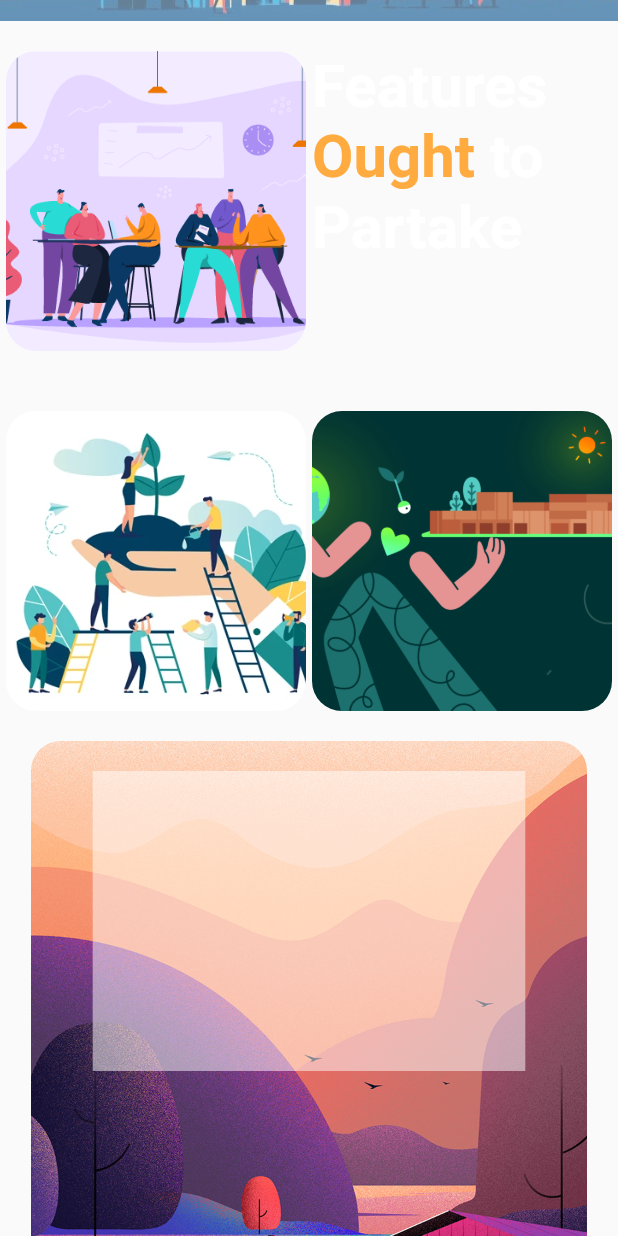
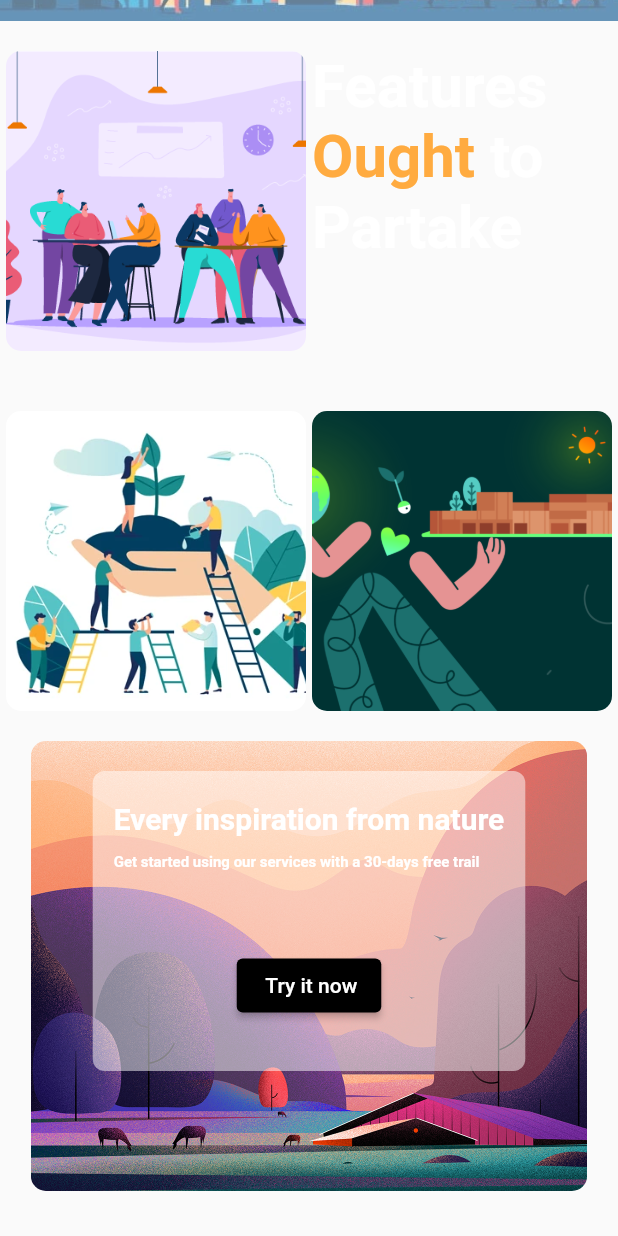
Before and after one commit to Netesh5/PrinceLab_Flutter, a Flutter app: the screen it shows after launch, scrolled down 576 dp, on a phone screen of 412 x 824 dp. Run offline on Flutter 3.47's test engine with Material 2 defaults, Android fonts, the phone set to English and light mode, and no system bars; our stand-ins replace youtube_player_iframe.

Commit message:
btn addition

```diff
--- a/paradox/lib/Screens/HomepageScreen/gridview.dart
+++ b/paradox/lib/Screens/HomepageScreen/gridview.dart
@@ -10,7 +10,7 @@ Widget gridViewImages(context) {
             height: 200,
             width: 200,
             decoration: BoxDecoration(
-                borderRadius: BorderRadius.circular(20),
+                borderRadius: BorderRadius.circular(10),
                 image: const DecorationImage(
                     image: AssetImage("Assets/work culture.png"),
                     fit: BoxFit.cover)),
@@ -39,7 +39,8 @@ Widget gridViewImages(context) {
                         style: TextStyle(
                             fontWeight: FontWeight.bold, fontSize: 40))
                   ]),
-              ))
+            ),
+          )
         ],
       ),
       SizedBox(
@@ -52,7 +53,7 @@ Widget gridViewImages(context) {
             height: 200,
             width: 200,
             decoration: BoxDecoration(
-                borderRadius: BorderRadius.circular(20),
+                borderRadius: BorderRadius.circular(10),
                 image: const DecorationImage(
                     image: AssetImage("Assets/1542298796.jpg"),
                     fit: BoxFit.cover)),
@@ -61,7 +62,7 @@ Widget gridViewImages(context) {
             height: 200,
             width: 200,
             decoration: BoxDecoration(
-                borderRadius: BorderRadius.circular(20),
+                borderRadius: BorderRadius.circular(10),
                 image: const DecorationImage(
                     image: AssetImage("Assets/earth.png"), fit: BoxFit.cover)),
           )
@@ -71,23 +72,59 @@ Widget gridViewImages(context) {
         height: 20,
       ),
       Container(
-        height: 400,
+        height: 300,
         width: MediaQuery.of(context).size.width * 0.9,
         child: Padding(
-          padding: const EdgeInsets.only(top: 20.0),
+          padding: EdgeInsets.only(top: 20.0),
           child: Stack(
             alignment: Alignment.topCenter,
             children: [
               Container(
                 height: 200,
                 width: MediaQuery.of(context).size.width * 0.7,
-                decoration: BoxDecoration(color: Colors.white.withOpacity(0.5)),
+                child: Padding(
+                  padding: const EdgeInsets.only(top: 20.0),
+                  child: Center(
+                    child: Column(
+                      children: [
+                        RichText(
+                          text: const TextSpan(
+                            text: "Every inspiration from nature\n",
+                            style: TextStyle(
+                                fontWeight: FontWeight.bold, fontSize: 20),
+                            children: [
+                              TextSpan(
+                                  text:
+                                      "\nGet started using our services with a 30-days free trail\n",
+                                  style: TextStyle(
+                                      fontWeight: FontWeight.bold,
+                                      fontSize: 10)),
+                            ],
+                          ),
+                        ),
+                        SizedBox(
+                          height: 40,
+                        ),
+                        ElevatedButton(
+                            style: ButtonStyle(
+                                backgroundColor:
+                                    MaterialStateProperty.all(Colors.black)),
+                            onPressed: () {},
+                            child: Text(" Try it now"))
+                      ],
+                    ),
+                  ),
+                ),
+                decoration: BoxDecoration(
+                  color: Colors.white.withOpacity(0.5),
+                  borderRadius: BorderRadius.circular(8),
+                ),
               )
             ],
           ),
         ),
         decoration: BoxDecoration(
-            borderRadius: BorderRadius.circular(20),
+            borderRadius: BorderRadius.circular(10),
             image: const DecorationImage(
                 image: AssetImage("Assets/nature.jpg"), fit: BoxFit.cover)),
       ),
--- a/paradox/lib/Screens/HomepageScreen/homepage.dart
+++ b/paradox/lib/Screens/HomepageScreen/homepage.dart
@@ -41,7 +41,7 @@ class _HomepageState extends State<Homepage> {
                 decoration: const BoxDecoration(
                   image: DecorationImage(
                       image: AssetImage("Assets/original.jpg"),
-                      fit: BoxFit.fill,
+                      fit: BoxFit.cover,
                       opacity: 0.6),
                 )),
             const SizedBox(
```
Lines whose indentation alone changed are shown as unchanged.
